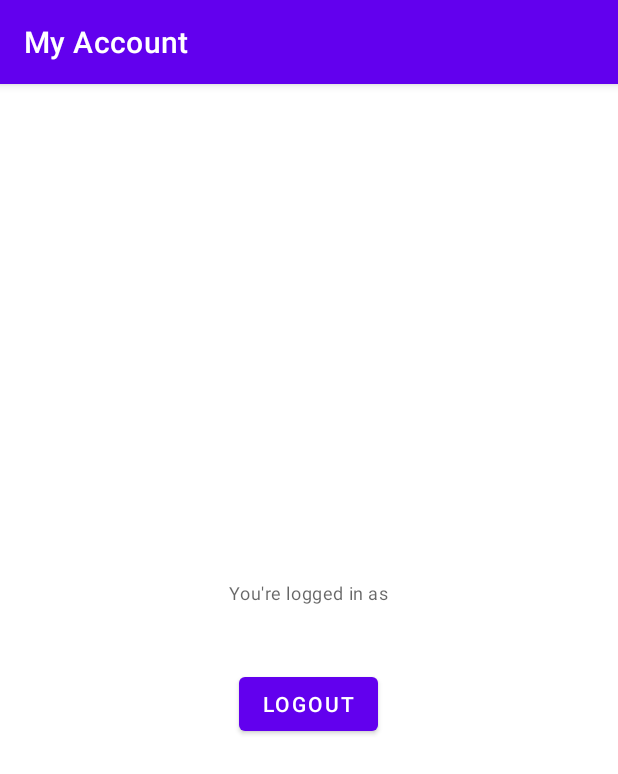
After one commit to seanknox0/FYP_updated, an Android app: the AccountActivity screen opened directly, with no data from a screen before it, on a phone screen of 412 x 824 dp. The commit adds this screen. Shown: the top 774 px of the screen. Run offline under Robolectric (Android 15) with nearby library versions, the phone set to English and light mode, and no system bars; our stand-ins replace Firebase (no records; nobody signed in at launch, a user with empty details on screens opened directly).

Commit message:
Login and Sign Up added to project. Menu buttons functioning but some UI problems. (double actionbar)

```diff
--- a/app/src/main/java/ie/wit/fyp_updated/MainActivity.kt
+++ b/app/src/main/java/ie/wit/fyp_updated/MainActivity.kt
@@ -1,5 +1,6 @@
 package ie.wit.fyp_updated
 
+import android.content.Intent
 import android.os.Bundle
 import android.view.Menu
 import com.google.android.material.snackbar.Snackbar
@@ -11,7 +12,9 @@ import androidx.navigation.ui.setupActionBarWithNavController
 import androidx.navigation.ui.setupWithNavController
 import androidx.drawerlayout.widget.DrawerLayout
 import androidx.appcompat.app.AppCompatActivity
+import com.google.firebase.auth.FirebaseAuth
 import ie.wit.fyp_updated.databinding.ActivityMainBinding
+import ie.wit.fyp_updated.ui.login.LoginActivity
 
 class MainActivity : AppCompatActivity() {
 
--- /dev/null
+++ b/app/src/main/java/ie/wit/fyp_updated/ui/account/AccountActivity.kt
@@ -0,0 +1,56 @@
+package ie.wit.fyp_updated.ui.account
+
+import android.content.Intent
+import android.os.Bundle
+import androidx.appcompat.app.ActionBar
+import androidx.appcompat.app.AppCompatActivity
+import com.google.firebase.auth.FirebaseAuth
+import ie.wit.fyp_updated.databinding.ActivityAccountBinding
+import ie.wit.fyp_updated.ui.login.LoginActivity
+
+
+class AccountActivity: AppCompatActivity() {
+    //ViewBinding
+    private lateinit var binding: ActivityAccountBinding
+
+    //ActionBar
+    private lateinit var actionBar: ActionBar
+
+    //FirebaseAuth
+    private lateinit var firebaseAuth: FirebaseAuth
+
+    override fun onCreate(savedInstanceState: Bundle?) {
+        super.onCreate(savedInstanceState)
+        binding = ActivityAccountBinding.inflate(layoutInflater)
+        setContentView(binding.root)
+
+        //Configure ActionBar
+        actionBar = supportActionBar!!
+        actionBar.title = "My Account"
+
+        //init firebase auth
+        firebaseAuth = FirebaseAuth.getInstance()
+        checkUser()
+
+        //handle click, logout
+        binding.logoutBtn.setOnClickListener {
+            firebaseAuth.signOut()
+            checkUser()
+        }
+    }
+
+    private fun checkUser() {
+        //check user is logged in or not
+        val firebaseUser = firebaseAuth.currentUser
+        if (firebaseUser != null) {
+            //user not null, user is logged in, get user info
+            val email = firebaseUser.email
+            //set to text view
+            binding.emailTv.text = email
+        } else {
+            //user is null, user is not logged in, go to login activity
+            startActivity(Intent(this, LoginActivity::class.java))
+            finish()
+        }
+    }
+}
--- a/app/src/main/java/ie/wit/fyp_updated/ui/login/LoginActivity.kt
+++ b/app/src/main/java/ie/wit/fyp_updated/ui/login/LoginActivity.kt
@@ -28,6 +28,7 @@ class LoginActivity : AppCompatActivity() {
     private lateinit var firebaseAuth: FirebaseAuth
     private var email = ""
     private var password = ""
+
 
     override fun onCreate(savedInstanceState: Bundle?) {
         super.onCreate(savedInstanceState)
--- a/app/src/main/res/layout/fragment_account.xml
+++ b/app/src/main/res/layout/activity_account.xml
@@ -7,7 +7,7 @@
     android:orientation="vertical"
     android:padding="20dp"
     android:gravity="center"
-    tools:context=".ui.account.AccountFragment">
+    tools:context=".ui.account.AccountActivity">
 
     <TextView
         android:layout_width="wrap_content"
--- a/app/src/main/res/layout/fragment_logout.xml
+++ b/app/src/main/res/layout/fragment_logout.xml
@@ -14,4 +14,5 @@
         app:layout_constraintStart_toStartOf="parent"
         app:layout_constraintTop_toTopOf="parent" />
 
+
 </androidx.constraintlayout.widget.ConstraintLayout>
--- a/app/src/main/res/layout/nav_header_main.xml
+++ b/app/src/main/res/layout/nav_header_main.xml
@@ -14,11 +14,11 @@
 
     <ImageView
         android:id="@+id/imageView"
-        android:layout_width="wrap_content"
-        android:layout_height="wrap_content"
+        android:layout_width="100dp"
+        android:layout_height="100dp"
         android:contentDescription="@string/nav_header_desc"
         android:paddingTop="@dimen/nav_header_vertical_spacing"
-        app:srcCompat="@mipmap/ic_launcher_round" />
+        app:srcCompat="@drawable/placehold" />
 
     <TextView
         android:layout_width="match_parent"
--- a/app/src/main/res/navigation/mobile_navigation.xml
+++ b/app/src/main/res/navigation/mobile_navigation.xml
@@ -11,11 +11,11 @@
         android:label="@string/menu_home"
         tools:layout="@layout/fragment_home" />
 
-    <fragment
+    <activity
         android:id="@+id/nav_account"
-        android:name="ie.wit.fyp_updated.ui.account.AccountFragment"
+        android:name="ie.wit.fyp_updated.ui.account.AccountActivity"
         android:label="@string/menu_account"
-        tools:layout="@layout/fragment_account" />
+        tools:layout="@layout/activity_account" />
 
     <fragment
         android:id="@+id/nav_learning"
--- a/app/src/main/res/values/strings.xml
+++ b/app/src/main/res/values/strings.xml
@@ -2,8 +2,8 @@
     <string name="app_name">FYP_updated</string>
     <string name="navigation_drawer_open">Open navigation drawer</string>
     <string name="navigation_drawer_close">Close navigation drawer</string>
-    <string name="nav_header_title">Android Studio</string>
-    <string name="nav_header_subtitle">android.studio@android.com</string>
+    <string name="nav_header_title">Mental Health Resource Allocator</string>
+    <string name="nav_header_subtitle">At Your Service!</string>
     <string name="nav_header_desc">Navigation header</string>
     <string name="action_settings">Settings</string>
 
--- a/build.gradle
+++ b/build.gradle
@@ -7,6 +7,7 @@ buildscript {
     dependencies {
         classpath "com.android.tools.build:gradle:7.0.4"
         classpath "org.jetbrains.kotlin:kotlin-gradle-plugin:1.6.10"
+        classpath 'com.google.gms:google-services:4.3.10'
 
         // NOTE: Do not place your application dependencies here; they belong
         // in the individual module build.gradle files
```
Also changed, not shown: app/build.gradle (+17 -12 lines), app/src/main/AndroidManifest.xml (+11 -7 lines), app/src/main/java/ie/wit/fyp_updated/ui/account/AccountFragment.kt (deleted, +0 -40 lines), app/src/main/java/ie/wit/fyp_updated/ui/account/AccountViewModel.kt (deleted, +0 -13 lines), app/src/main/res/drawable/placehold.png (added).
